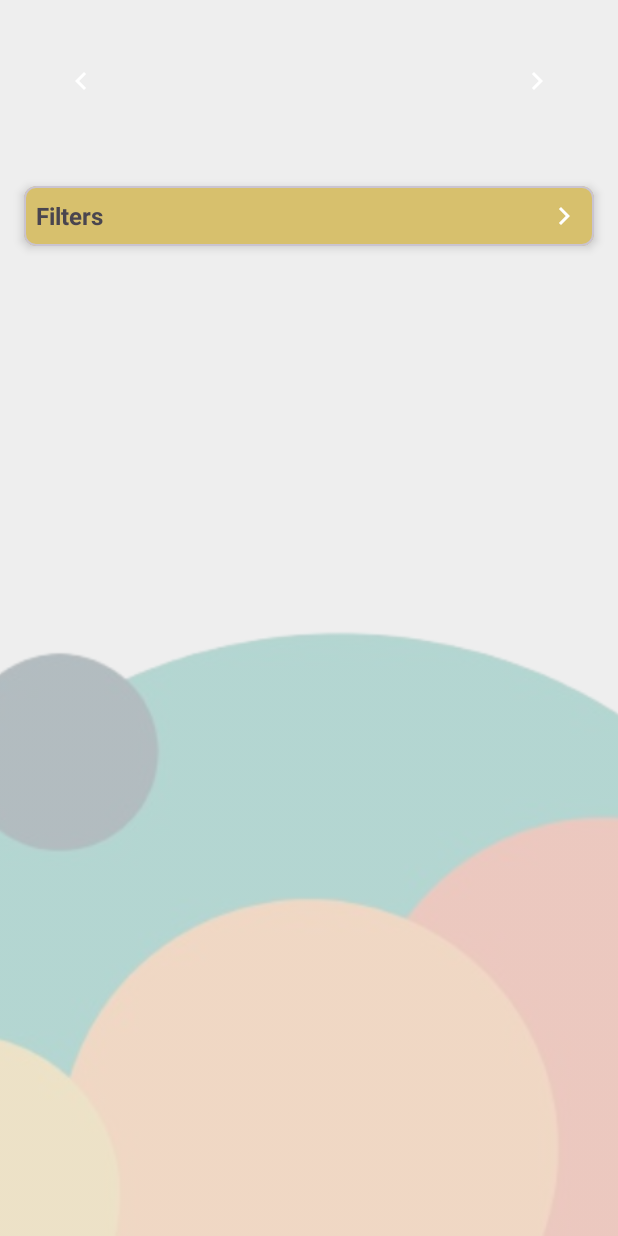
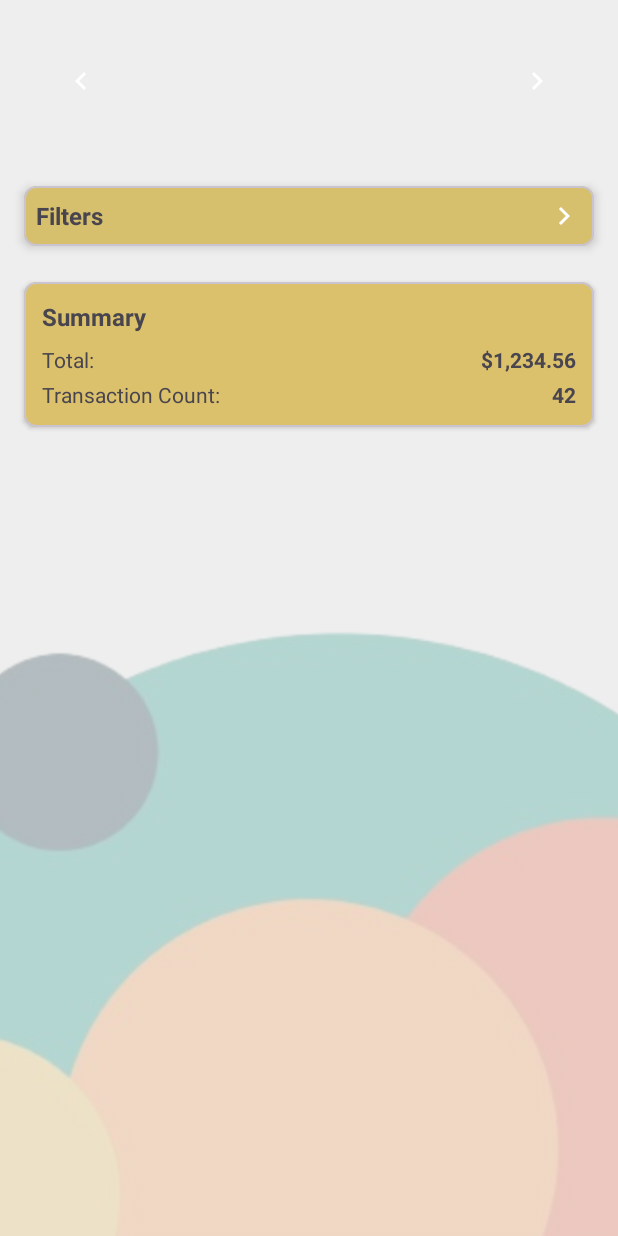
Before and after one commit to Ryan-Millard/Budgie-Budget-Tracker, an Android app: the layout activity_expense.xml on its own in the app's theme, with its tools: preview values and no code run, on a phone screen of 412 x 824 dp. Run offline under Robolectric (Android 15) with nearby library versions, the phone set to English and light mode, and no system bars.

Commit message:
add(Summary of Transactions): Show total (sum) and transaction count

```diff
--- a/app/src/main/java/com/example/budgiebudgettracking/ExpenseActivity.kt
+++ b/app/src/main/java/com/example/budgiebudgettracking/ExpenseActivity.kt
@@ -7,6 +7,7 @@ import android.content.Intent
 import android.widget.Toast
 import android.os.Bundle
 import android.widget.RadioGroup
+import android.widget.TextView
 import androidx.recyclerview.widget.RecyclerView
 import androidx.recyclerview.widget.LinearLayoutManager
 import androidx.lifecycle.ViewModelProvider
@@ -21,6 +22,8 @@ import androidx.activity.result.contract.ActivityResultContracts
 import android.app.Activity
 import androidx.activity.result.ActivityResult
 import com.google.android.material.switchmaterial.SwitchMaterial
+import java.text.NumberFormat
+import java.util.Currency
 
 import com.example.budgiebudgettracking.components.NavigationSelector
 import com.example.budgiebudgettracking.viewmodels.TransactionViewModel
@@ -34,6 +37,10 @@ class ExpenseActivity : BaseActivity(), FloatingActionButtonHandler {
 	private lateinit var adapter: TransactionAdapter
 	private lateinit var monthNavigator: NavigationSelector
 	private lateinit var filterGroup: RadioGroup
+
+	// Summary views
+	private lateinit var tvTotalAmount: TextView
+	private lateinit var tvTransactionCount: TextView
 
 	// Current filter state
 	private lateinit var btnCategory: MaterialButton
@@ -79,6 +86,10 @@ class ExpenseActivity : BaseActivity(), FloatingActionButtonHandler {
 		filterGroup = findViewById(R.id.rg_recurring_filter)
 		btnCategory = findViewById(R.id.btnCategory)
 		categoryFilterSwitch = findViewById(R.id.categoryFilterSwitch)
+
+		// Initialize summary views
+		tvTotalAmount = findViewById(R.id.tv_total_amount)
+		tvTransactionCount = findViewById(R.id.tv_transaction_count)
 
 		recyclerView.layoutManager = LinearLayoutManager(this)
 
@@ -189,6 +200,27 @@ class ExpenseActivity : BaseActivity(), FloatingActionButtonHandler {
 		.toInstant().toEpochMilli()
 	}
 
+	/**
+	 * Format amount as currency
+	 */
+	private fun formatCurrency(amount: Double): String {
+		val format = NumberFormat.getCurrencyInstance()
+		format.currency = Currency.getInstance(Locale.getDefault())
+		return format.format(amount)
+	}
+
+	/**
+	 * Calculate and display transaction summary
+	 */
+	private fun updateTransactionSummary(transactions: List<TransactionWithCategory>) {
+		// Calculate total amount
+		val totalAmount = transactions.sumOf { it.transaction.amount }
+
+		// Update UI
+		tvTotalAmount.text = formatCurrency(totalAmount)
+		tvTransactionCount.text = transactions.size.toString()
+	}
+
 	private fun refreshTransactions() {
 		// First get transactions based on the selected mode (ALL, ONE_OFF, RECURRING)
 		val live = when (currentMode) {
@@ -211,6 +243,10 @@ class ExpenseActivity : BaseActivity(), FloatingActionButtonHandler {
 				list ?: emptyList()
 			}
 
+			// Update the transaction summary
+			updateTransactionSummary(filteredList)
+
+			// Update the adapter data
 			adapter.updateData(filteredList)
 		}
 	}
--- a/app/src/main/res/layout/activity_expense.xml
+++ b/app/src/main/res/layout/activity_expense.xml
@@ -142,12 +142,84 @@
 		</LinearLayout>
 	</com.google.android.material.card.MaterialCardView>
 
+	<!-- Transaction Summary Card -->
+	<com.google.android.material.card.MaterialCardView
+		android:id="@+id/transaction_summary_card"
+		android:layout_below="@id/filter_expandable_card"
+		android:layout_width="match_parent"
+		android:layout_height="wrap_content"
+		android:layout_marginHorizontal="16dp"
+		android:layout_marginTop="8dp"
+		android:layout_marginBottom="8dp"
+		app:cardCornerRadius="8dp"
+		app:cardElevation="2dp">
+
+		<LinearLayout
+			android:layout_width="match_parent"
+			android:layout_height="wrap_content"
+			android:orientation="vertical"
+			android:padding="12dp">
+
+			<TextView
+				android:id="@+id/transaction_summary_title"
+				android:layout_width="match_parent"
+				android:layout_height="wrap_content"
+				android:text="Summary"
+				android:textStyle="bold"
+				android:textSize="16sp" />
+
+			<LinearLayout
+				android:layout_width="match_parent"
+				android:layout_height="wrap_content"
+				android:orientation="horizontal"
+				android:layout_marginTop="8dp">
+
+				<TextView
+					android:layout_width="0dp"
+					android:layout_weight="1"
+					android:layout_height="wrap_content"
+					android:text="Total:"
+					android:textSize="14sp" />
+
+				<TextView
+					android:id="@+id/tv_total_amount"
+					android:layout_width="wrap_content"
+					android:layout_height="wrap_content"
+					android:textSize="14sp"
+					android:textStyle="bold"
+					tools:text="$1,234.56" />
+			</LinearLayout>
+
+			<LinearLayout
+				android:layout_width="match_parent"
+				android:layout_height="wrap_content"
+				android:orientation="horizontal"
+				android:layout_marginTop="4dp">
+
+				<TextView
+					android:layout_width="0dp"
+					android:layout_weight="1"
+					android:layout_height="wrap_content"
+					android:text="Transaction Count:"
+					android:textSize="14sp" />
+
+				<TextView
+					android:id="@+id/tv_transaction_count"
+					android:layout_width="wrap_content"
+					android:layout_height="wrap_content"
+					android:textSize="14sp"
+					android:textStyle="bold"
+					tools:text="42" />
+			</LinearLayout>
+		</LinearLayout>
+	</com.google.android.material.card.MaterialCardView>
+
 	<!-- Transactions list -->
 	<androidx.recyclerview.widget.RecyclerView
 		android:id="@+id/transactionsRecyclerView"
 		android:layout_width="match_parent"
 		android:layout_height="match_parent"
-		android:layout_below="@id/filter_expandable_card"
+		android:layout_below="@id/transaction_summary_card"
 		android:layout_marginTop="8dp"
 		android:paddingHorizontal="16dp"
 		android:clipToPadding="false"
```
